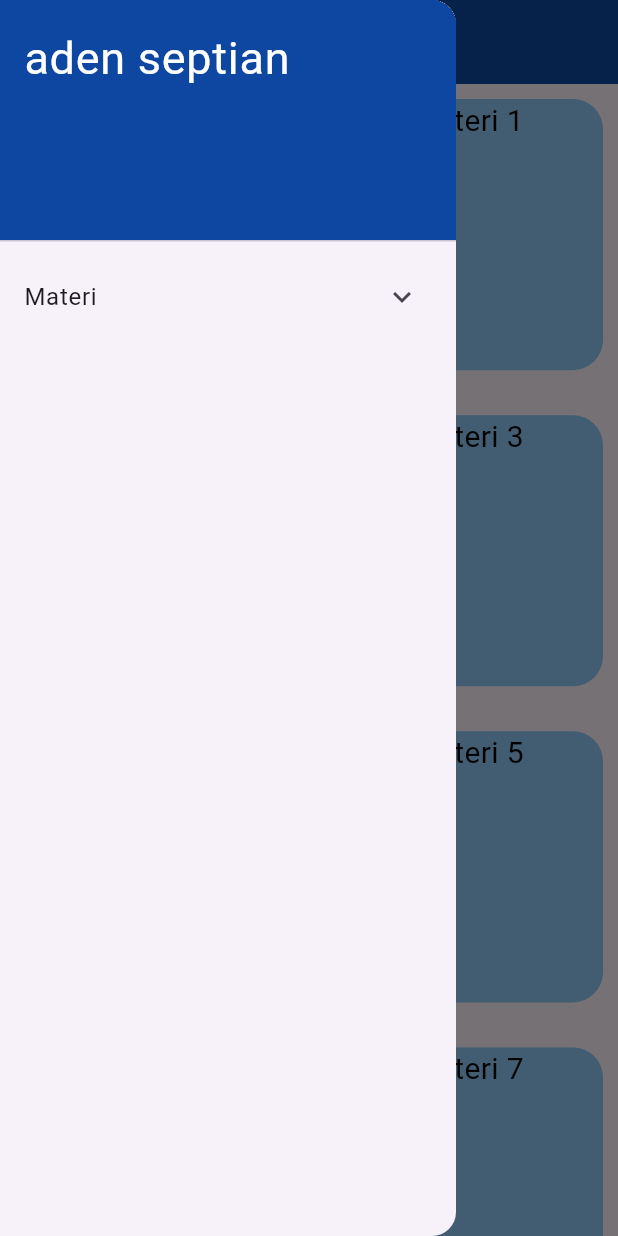
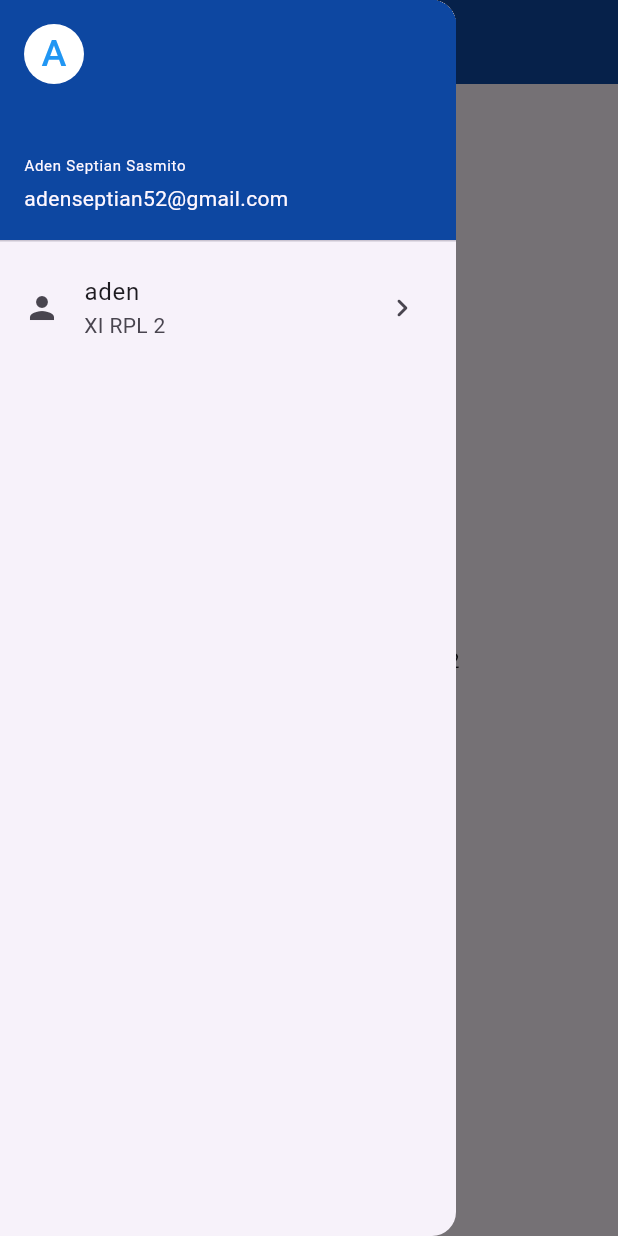
Before and after one commit to burik56/Tugas, a Flutter app: the screen it shows after launch, with the side drawer open, on a phone screen of 412 x 824 dp. Run offline on Flutter 3.47's test engine with Material 3 defaults, Android fonts, the phone set to English and light mode, and no system bars.

Commit message:
Update fitur terbaru

```diff
--- a/lib/drawer.dart
+++ b/lib/drawer.dart
@@ -10,38 +10,42 @@ class MyHomePage extends StatelessWidget {
       appBar: AppBar(
         title: const Text(
           '',
-          style: TextStyle(
-            color: Colors.white,
-          ),
+          style: TextStyle(color: Colors.white),
         ),
         backgroundColor: Colors.blue[900],
-        foregroundColor: Colors.white, //for universal colors
+        foregroundColor: Colors.white, // universal color setting
       ),
       drawer: buildGroupDrawer(context),
-      body: GridView.count(
-          crossAxisCount: 2,
-          crossAxisSpacing: 10.5,
-          mainAxisSpacing: 10.0,
-          shrinkWrap: true,
-          children: List.generate(10, (index) {
-            return Padding(
-                padding: const EdgeInsets.all(10.0),
-                child: Container(
-                  height: 5.0,
-                  decoration: BoxDecoration(
-                    borderRadius: BorderRadius.circular(20.0),
-                    color: Colors.blue[200],
-                  ),
-                  child: Text(
-                    'Materi $index',
-                    textAlign: TextAlign.center,
-                    style: const TextStyle(
-                      color: Colors.black,
-                      fontSize: 20.0,
-                    ),
-                  ),
-                ));
-          })),
+      body: Center(
+        child: Text('Pemrograman mobile $title'),
+      ),
+      // Uncomment the below section to use GridView instead of Center widget
+      // body: GridView.count(
+      //   crossAxisCount: 2,
+      //   crossAxisSpacing: 10.5,
+      //   mainAxisSpacing: 10.0,
+      //   shrinkWrap: true,
+      //   children: List.generate(10, (index) {
+      //     return Padding(
+      //       padding: const EdgeInsets.all(10.0),
+      //       child: Container(
+      //         height: 5.0,
+      //         decoration: BoxDecoration(
+      //           borderRadius: BorderRadius.circular(20.0),
+      //           color: Colors.blue[200],
+      //         ),
+      //         child: Text(
+      //           'Materi $index',
+      //           textAlign: TextAlign.center,
+      //           style: const TextStyle(
+      //             color: Colors.black,
+      //             fontSize: 20.0,
+      //           ),
+      //         ),
+      //       ),
+      //     );
+      //   }),
+      // ),
     );
   }
 
@@ -49,53 +53,40 @@ class MyHomePage extends StatelessWidget {
     return Drawer(
       child: ListView(
         children: <Widget>[
-          DrawerHeader(
-            decoration: BoxDecoration(
-              color: Colors.blue[900],
+          UserAccountsDrawerHeader(
+            decoration: BoxDecoration(color: Colors.blue[900]),
+            accountName: const Text(
+              'Aden Septian Sasmito',
+              style: TextStyle(fontSize: 10.0),
             ),
-            child: const Text(
-              'aden septian',
-              style: TextStyle(
-                color: Colors.white,
-                fontSize: 30.0,
+            accountEmail: const Text('adenseptian52@gmail.com'),
+            currentAccountPictureSize: const Size.square(40),
+            currentAccountPicture: const CircleAvatar(
+              backgroundColor: Colors.white,
+              child: Text(
+                'A',
+                style: TextStyle(fontSize: 25, color: Colors.blue),
               ),
             ),
           ),
-          ExpansionTile(
-            title: const Text('Materi'),
-            children: <Widget>[
-              ListTile(
-                title: const Text('Materi 1'),
-                onTap: () {
-                  Navigator.pop(context); // Close drawer when tapped
-                },
-              ),
-              ListTile(
-                title: const Text('Materi 2'),
-                onTap: () {
-                  Navigator.pop(context); // Close drawer when tapped
-                },
-              ),
-              ListTile(
-                title: const Text('Materi 3'),
-                onTap: () {
-                  Navigator.pop(context); // Close drawer when tapped
-                },
-              ),
-              ListTile(
-                title: const Text('Materi 4'),
-                onTap: () {
-                  Navigator.pop(context); // Close drawer when tapped
-                },
-              ),
-              ListTile(
-                title: const Text('Materi 5'),
-                onTap: () {
-                  Navigator.pop(context); // Close drawer when tapped
-                },
-              ),
-            ],
-          ),
+          // Uncomment the below section for expandable list of materials
+          // ExpansionTile(
+          //   title: const Text('Materi'),
+          //   children: <Widget>[
+          //     for (var i = 1; i <= 5; i++)
+          //       ListTile(
+          //         title: Text('Materi $i'),
+          //         onTap: () {
+          //           Navigator.pop(context); // Close drawer when tapped
+          //         },
+          //       ),
+          //   ],
+          // ),
+          ListTile(leading: Icon(Icons.person),
+          title: Text('aden'),
+          subtitle: Text('XI RPL 2'),
+          trailing: Icon(Icons.chevron_right_rounded),
+          )
         ],
       ),
     );
```
